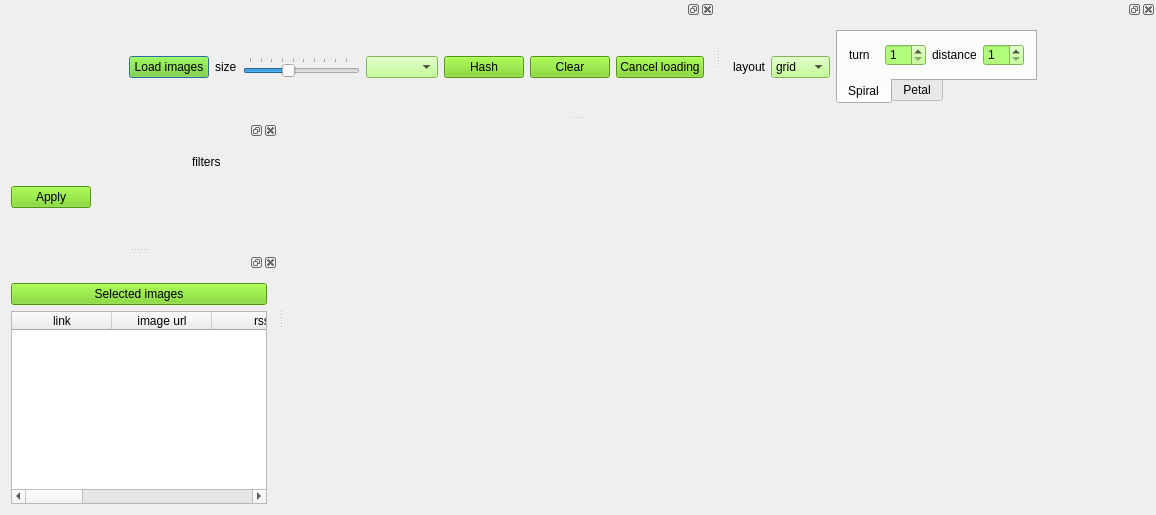
The window that ui/MainWindow.ui (czimbortibor/Large-annotated-image-collection-management) describes before a commit, drawn with Qt 5.
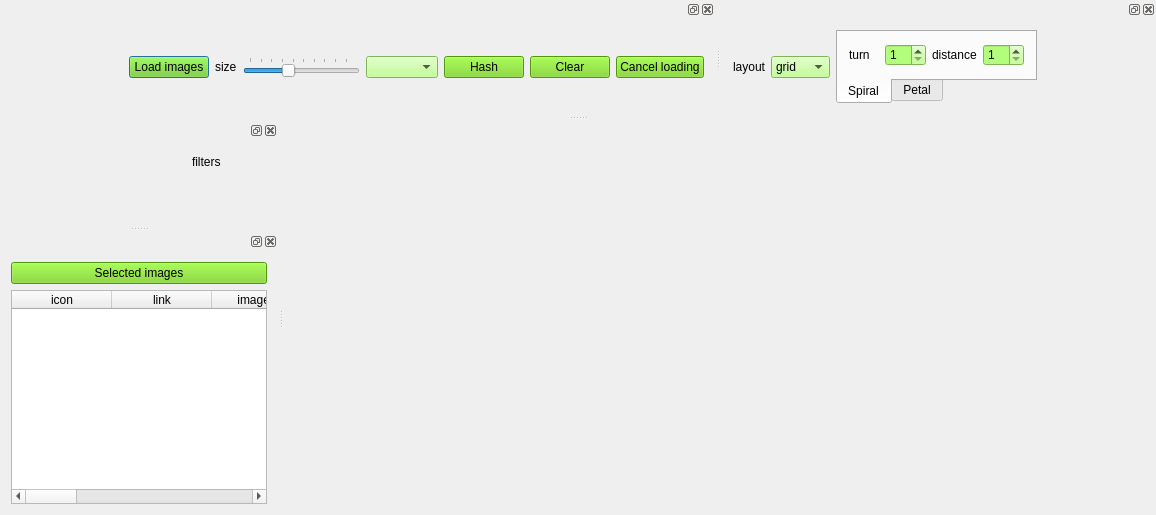
The same window after the commit. Icons and pictures are not drawn.

Commit message: icon added to the metadata displaying tablewidget

```diff
--- a/ui/MainWindow.ui
+++ b/ui/MainWindow.ui
@@ -451,32 +451,10 @@
        </item>
       </layout>
      </item>
-     <item row="2" column="0">
-      <widget class="QPushButton" name="btn_applyFilters">
-       <property name="sizePolicy">
-        <sizepolicy hsizetype="Fixed" vsizetype="Fixed">
-         <horstretch>0</horstretch>
-         <verstretch>0</verstretch>
-        </sizepolicy>
-       </property>
-       <property name="toolTip">
-        <string/>
-       </property>
-       <property name="toolTipDuration">
-        <number>2</number>
-       </property>
-       <property name="styleSheet">
-        <string notr="true">background-color: rgb(115, 210, 22);</string>
-       </property>
-       <property name="text">
-        <string>Apply</string>
-       </property>
-      </widget>
-     </item>
      <item row="1" column="0">
       <widget class="QWidget" name="widget_createFilters" native="true"/>
      </item>
-     <item row="3" column="0">
+     <item row="2" column="0">
       <widget class="QWidget" name="widget_filters" native="true">
        <layout class="QFormLayout" name="formLayout"/>
       </widget>
@@ -495,15 +473,38 @@
        <property name="enabled">
         <bool>true</bool>
        </property>
+       <property name="sizeAdjustPolicy">
+        <enum>QAbstractScrollArea::AdjustIgnored</enum>
+       </property>
        <property name="editTriggers">
         <set>QAbstractItemView::NoEditTriggers</set>
        </property>
+       <property name="dragEnabled">
+        <bool>true</bool>
+       </property>
+       <property name="alternatingRowColors">
+        <bool>false</bool>
+       </property>
+       <property name="iconSize">
+        <size>
+         <width>50</width>
+         <height>50</height>
+        </size>
+       </property>
        <property name="gridStyle">
         <enum>Qt::SolidLine</enum>
        </property>
        <property name="sortingEnabled">
         <bool>false</bool>
        </property>
+       <property name="wordWrap">
+        <bool>true</bool>
+       </property>
+       <column>
+        <property name="text">
+         <string>icon</string>
+        </property>
+       </column>
        <column>
         <property name="text">
          <string>link</string>
```
The commit also changes 10 other files.
